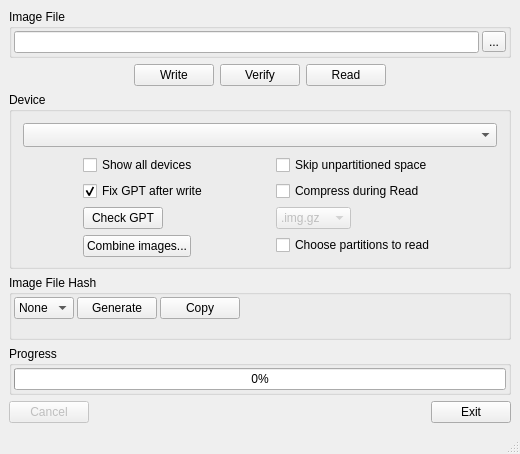
Above: src/mainwindow.ui from peacepenguin/windiskimager before the change. Below: the same form after it.
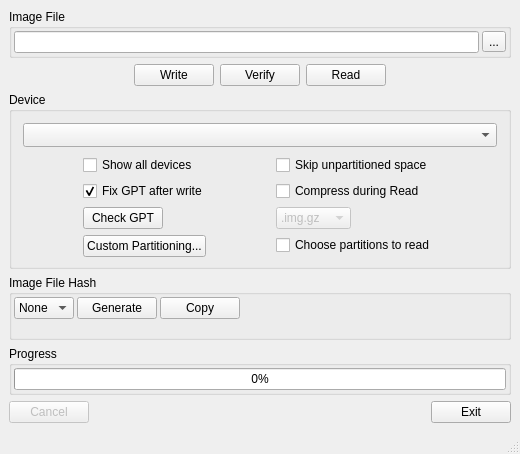
That is the form after the change. Icons and pictures are not drawn. Custom widgets are drawn as their Qt base class.

Commit message: change combine to custom partitioning

Diff of the .ui file:
```diff
--- a/src/mainwindow.ui
+++ b/src/mainwindow.ui
@@ -268,7 +268,7 @@
            </sizepolicy>
           </property>
           <property name="text">
-           <string>Combine images...</string>
+           <string>Custom Partitioning...</string>
           </property>
           <property name="toolTip">
            <string>Put partitions from several image files onto the selected device, in an order you choose, under a new partition table.</string>
```
Left out of the diff: 2 changed lines with no effect on the pictures. The commit also changes 11 other files.
